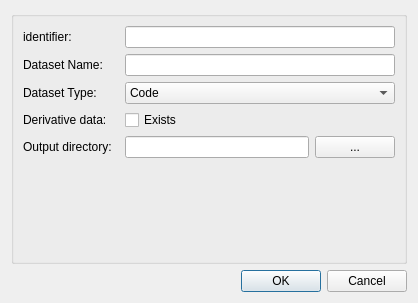
This is mapclientplugins/generatesdsstep/qt/configuredialog.ui in mapclient-plugins/mapclientplugins.generatesds as Qt 5 draws it before an edit. The edited form follows.
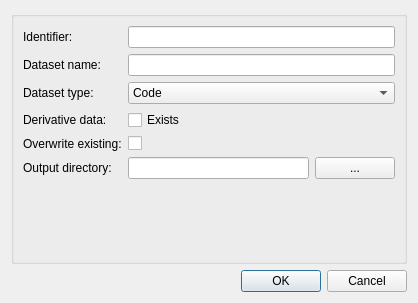
This is the edited form.

The edit to the form file:
```diff
--- a/mapclientplugins/generatesdsstep/qt/configuredialog.ui
+++ b/mapclientplugins/generatesdsstep/qt/configuredialog.ui
@@ -23,7 +23,7 @@
       <item row="0" column="0">
        <widget class="QLabel" name="label0">
         <property name="text">
-         <string>identifier:  </string>
+         <string>Identifier:  </string>
         </property>
        </widget>
       </item>
@@ -33,7 +33,7 @@
       <item row="1" column="0">
        <widget class="QLabel" name="labelDatasetName">
         <property name="text">
-         <string>Dataset Name:  </string>
+         <string>Dataset name:  </string>
         </property>
        </widget>
       </item>
@@ -43,7 +43,7 @@
       <item row="2" column="0">
        <widget class="QLabel" name="labelDatasetType">
         <property name="text">
-         <string>Dataset Type:  </string>
+         <string>Dataset type:  </string>
         </property>
        </widget>
       </item>
@@ -80,14 +80,14 @@
         </property>
        </widget>
       </item>
-      <item row="4" column="0">
+      <item row="5" column="0">
        <widget class="QLabel" name="labelOutputDirectory">
         <property name="text">
          <string>Output directory:  </string>
         </property>
        </widget>
       </item>
-      <item row="4" column="1">
+      <item row="5" column="1">
        <layout class="QHBoxLayout" name="horizontalLayout">
         <item>
          <widget class="QLineEdit" name="lineEditDirectoryLocation"/>
@@ -101,6 +101,20 @@
         </item>
        </layout>
       </item>
+      <item row="4" column="0">
+       <widget class="QLabel" name="labelOverwriteExisting">
+        <property name="text">
+         <string>Overwrite existing:</string>
+        </property>
+       </widget>
+      </item>
+      <item row="4" column="1">
+       <widget class="QCheckBox" name="checkBoxOverwriteExisting">
+        <property name="text">
+         <string/>
+        </property>
+       </widget>
+      </item>
      </layout>
     </widget>
    </item>
```
